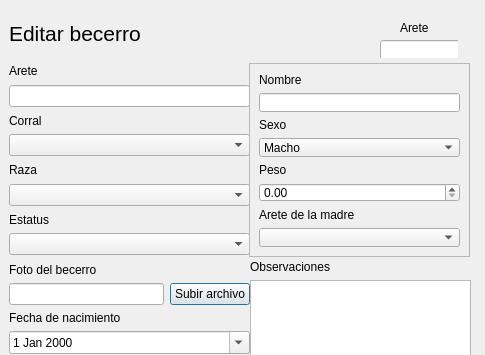
Qt form ui/.ui/editarbecerro.ui (Murderd0ll/SDLG_Software_Plantilla) before a commit; both pictures show x 0 to 485 and y 0 to 355 of the 485 by 556 pixel window.
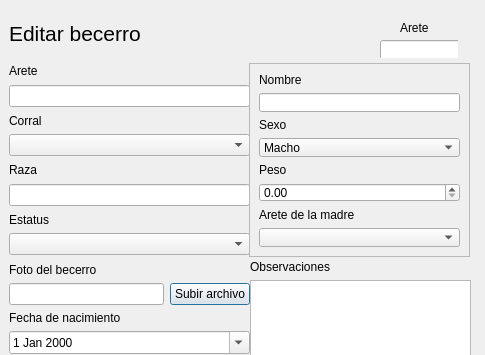
The same form after that commit. Icons and pictures are not drawn.

What changed in the file:
```diff
--- a/ui/.ui/editarbecerro.ui
+++ b/ui/.ui/editarbecerro.ui
@@ -141,7 +141,7 @@
      </widget>
     </item>
     <item>
-     <widget class="QComboBox" name="comboBox_3"/>
+     <widget class="QLineEdit" name="lineEdit_7"/>
     </item>
     <item>
      <widget class="QLabel" name="label_9">
```
Left out of the diff: 9 changed lines with no effect on the pictures.
